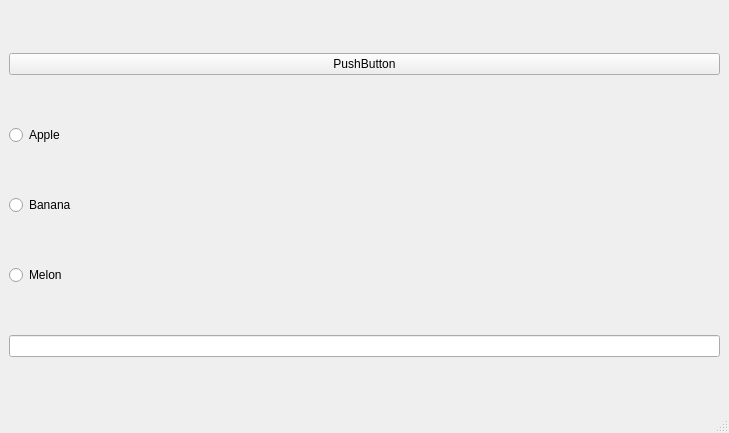
The window that Calculator/mainwindow.ui (OskarDubas-dev/Qt-Learning-and-Projects) describes before a commit, drawn with Qt 5.
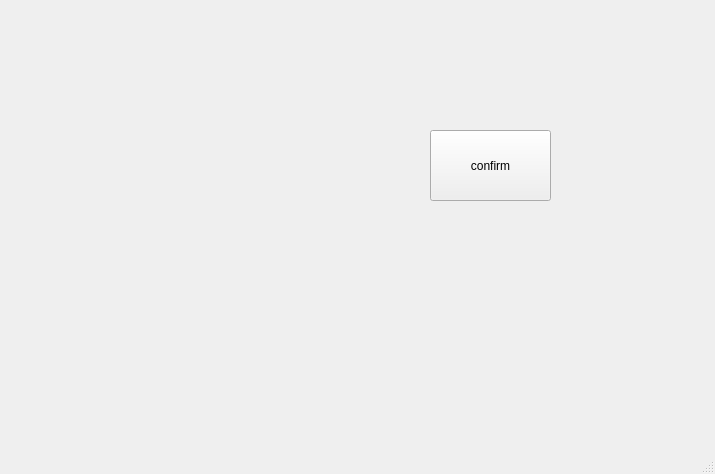
The same window after the commit.

```diff
--- a/Calculator/mainwindow.ui
+++ b/Calculator/mainwindow.ui
@@ -6,57 +6,27 @@
    <rect>
     <x>0</x>
     <y>0</y>
-    <width>729</width>
-    <height>433</height>
+    <width>715</width>
+    <height>474</height>
    </rect>
   </property>
   <property name="windowTitle">
    <string>MainWindow</string>
   </property>
   <widget class="QWidget" name="centralwidget">
-   <layout class="QHBoxLayout" name="horizontalLayout">
-    <item>
-     <layout class="QVBoxLayout" name="verticalLayout">
-      <item>
-       <widget class="QPushButton" name="pushButton_2">
-        <property name="toolTip">
-         <string>close</string>
-        </property>
-        <property name="styleSheet">
-         <string notr="true">font: 9pt &quot;Segoe MDL2 Assets&quot;;</string>
-        </property>
-        <property name="text">
-         <string>PushButton</string>
-        </property>
-       </widget>
-      </item>
-      <item>
-       <widget class="QRadioButton" name="radioButton_2">
-        <property name="text">
-         <string>Apple</string>
-        </property>
-       </widget>
-      </item>
-      <item>
-       <widget class="QRadioButton" name="radioButton_3">
-        <property name="text">
-         <string>Banana</string>
-        </property>
-       </widget>
-      </item>
-      <item>
-       <widget class="QRadioButton" name="radioButton">
-        <property name="text">
-         <string>Melon</string>
-        </property>
-       </widget>
-      </item>
-      <item>
-       <widget class="QLineEdit" name="lineEdit"/>
-      </item>
-     </layout>
-    </item>
-   </layout>
+   <widget class="QPushButton" name="confirmBox">
+    <property name="geometry">
+     <rect>
+      <x>430</x>
+      <y>130</y>
+      <width>121</width>
+      <height>71</height>
+     </rect>
+    </property>
+    <property name="text">
+     <string>confirm</string>
+    </property>
+   </widget>
   </widget>
   <widget class="QMenuBar" name="menubar">
    <property name="geometry">
```
Left out of the diff: 2 changed lines with no effect on the pictures.
